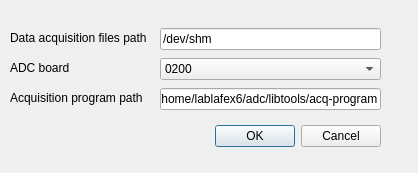
Before: the Qt Designer form frmsettings.ui in cairo-caplan/fmc-adc-gui, drawn with Qt 5.
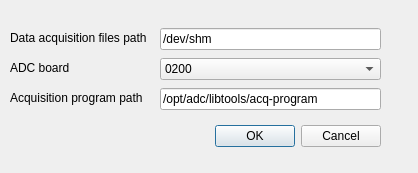
After: the same form once the commit is applied. Icons and pictures are not drawn.

```diff
--- a/frmsettings.ui
+++ b/frmsettings.ui
@@ -157,7 +157,7 @@
     </font>
    </property>
    <property name="text">
-    <string>/home/lablafex6/adc/libtools/acq-program</string>
+    <string>/opt/adc/libtools/acq-program</string>
    </property>
   </widget>
   <widget class="QLabel" name="label_4">
```
Left out of the diff: 3 changed lines with no effect on the pictures.
